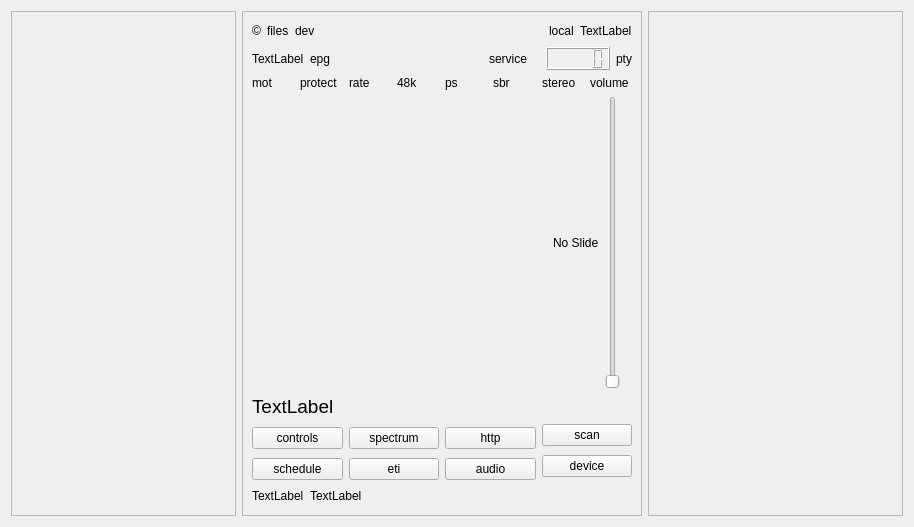
Old version of the form sources/main/forms-v7/dabradio-6.ui in the repository JvanKatwijk/qt-dab.
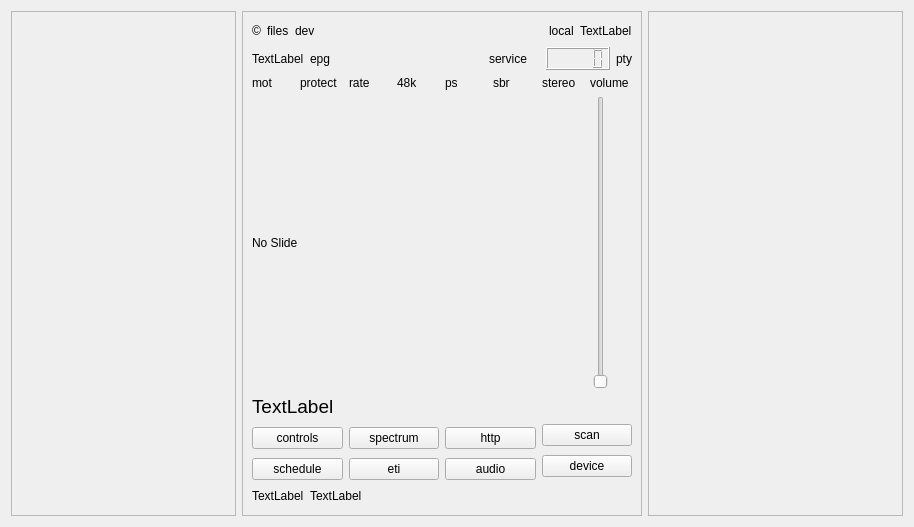
New version of the form. Custom widgets are drawn as their Qt base class.

Diff of the .ui file:
```diff
--- a/sources/main/forms-v7/dabradio-6.ui
+++ b/sources/main/forms-v7/dabradio-6.ui
@@ -266,20 +266,7 @@
       <item>
        <layout class="QHBoxLayout" name="horizontalLayout_2">
         <item>
-         <spacer name="horizontalSpacer_4">
-          <property name="orientation">
-           <enum>Qt::Orientation::Horizontal</enum>
-          </property>
-          <property name="sizeHint" stdset="0">
-           <size>
-            <width>40</width>
-            <height>20</height>
-           </size>
-          </property>
-         </spacer>
-        </item>
-        <item>
-         <widget class="resizableLabel" name="pictureLabel">
+         <widget class="slideLabel" name="pictureLabel">
           <property name="text">
            <string>No Slide</string>
           </property>
@@ -513,9 +500,9 @@
    <container>1</container>
   </customwidget>
   <customwidget>
-   <class>resizableLabel</class>
+   <class>slideLabel</class>
    <extends>QLabel</extends>
-   <header location="global">resizablelabel.h</header>
+   <header location="global">slidelabel.h</header>
   </customwidget>
  </customwidgets>
  <resources/>
```
